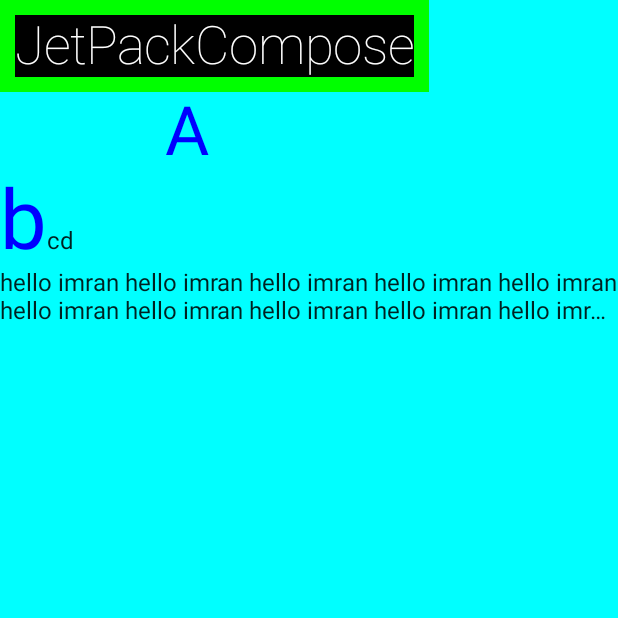
After one commit to ski96277/JetPackCompose, an Android app built with Jetpack Compose: the TextCustomizationActivity screen opened directly, with no data from a screen before it, on a phone screen of 412 x 824 dp, the top half of it. The commit adds this screen. Run offline under Robolectric (Android 15) with nearby library versions, the phone set to English and light mode, and no system bars.

Commit message:
Text customization example

```diff
--- a/app/src/main/AndroidManifest.xml
+++ b/app/src/main/AndroidManifest.xml
@@ -9,6 +9,11 @@
         android:roundIcon="@mipmap/ic_launcher_round"
         android:supportsRtl="true"
         android:theme="@style/Theme.JetPackCompose">
+        <activity
+            android:name=".TextCustomizationActivity"
+            android:exported="false"
+            android:label="@string/title_activity_text_customization"
+            android:theme="@style/Theme.JetPackCompose.NoActionBar" />
         <activity
             android:name=".BoxActivity"
             android:exported="false"
--- /dev/null
+++ b/app/src/main/java/com/example/jetpackcompose/TextCustomizationActivity.kt
@@ -0,0 +1,111 @@
+package com.example.jetpackcompose
+
+import android.os.Bundle
+import androidx.activity.ComponentActivity
+import androidx.activity.compose.setContent
+import androidx.compose.foundation.background
+import androidx.compose.foundation.layout.Column
+import androidx.compose.foundation.layout.fillMaxSize
+import androidx.compose.foundation.layout.padding
+import androidx.compose.foundation.layout.width
+import androidx.compose.material.Text
+import androidx.compose.runtime.Composable
+import androidx.compose.ui.Modifier
+import androidx.compose.ui.graphics.Color
+import androidx.compose.ui.res.stringResource
+import androidx.compose.ui.text.ParagraphStyle
+import androidx.compose.ui.text.SpanStyle
+import androidx.compose.ui.text.buildAnnotatedString
+import androidx.compose.ui.text.font.FontWeight
+import androidx.compose.ui.text.style.TextAlign
+import androidx.compose.ui.text.style.TextOverflow
+import androidx.compose.ui.text.withStyle
+import androidx.compose.ui.tooling.preview.Preview
+import androidx.compose.ui.unit.dp
+import androidx.compose.ui.unit.sp
+import com.example.jetpackcompose.ui.theme.JetPackComposeTheme
+
+class TextCustomizationActivity : ComponentActivity() {
+    override fun onCreate(savedInstanceState: Bundle?) {
+        super.onCreate(savedInstanceState)
+        setContent {
+            JetPackComposeTheme {
+                Column(
+                    modifier = Modifier
+                        .background(color = Color.Cyan)
+                        .fillMaxSize()
+                ) {
+                    CustomStringText()
+
+                    CustomAnnotatedText()
+
+                    CustomText()
+
+                }
+            }
+        }
+    }
+}
+
+@Composable
+fun CustomStringText() {
+
+    Text(
+        text = stringResource(id = R.string.app_name), modifier = Modifier
+            .background(color = Color.Green)
+            .padding(10.dp)
+            .background(color = Color.Black),
+        color = Color.White,
+        fontSize = 35.sp,
+        fontWeight = FontWeight.Thin
+    )
+}
+
+@Composable
+fun CustomAnnotatedText() {
+
+    Text(
+
+        buildAnnotatedString {
+
+            withStyle(style = ParagraphStyle(textAlign = TextAlign.Center)) {
+                withStyle(style = SpanStyle(color = Color.Blue, fontSize = 45.sp)) {
+
+                    append("A")
+                }
+            }
+
+            withStyle(style = SpanStyle(color = Color.Blue, fontSize = 55.sp)) {
+
+                append("b")
+            }
+            append("c")
+            append("d")
+        }, modifier = Modifier.width(250.dp)
+    )
+}
+
+@Composable
+fun CustomText(){
+    Text(text = "hello imran ".repeat(20), maxLines = 2, overflow = TextOverflow.Ellipsis)
+}
+
+
+@Preview(showBackground = true)
+@Composable
+fun DefaultPreview3() {
+    JetPackComposeTheme {
+        Column(
+            modifier = Modifier
+                .background(color = Color.Cyan)
+                .fillMaxSize()
+        ) {
+            CustomStringText()
+
+            CustomAnnotatedText()
+
+            CustomText()
+
+        }
+    }
+}
--- a/app/src/main/res/values/strings.xml
+++ b/app/src/main/res/values/strings.xml
@@ -1,4 +1,5 @@
 <resources>
     <string name="app_name">JetPackCompose</string>
     <string name="title_activity_box">BoxActivity</string>
+    <string name="title_activity_text_customization">TextCustomizationActivity</string>
 </resources>
```
Also changed, not shown: app/src/main/java/com/example/jetpackcompose/MainActivity.kt (+13 -0 lines).
